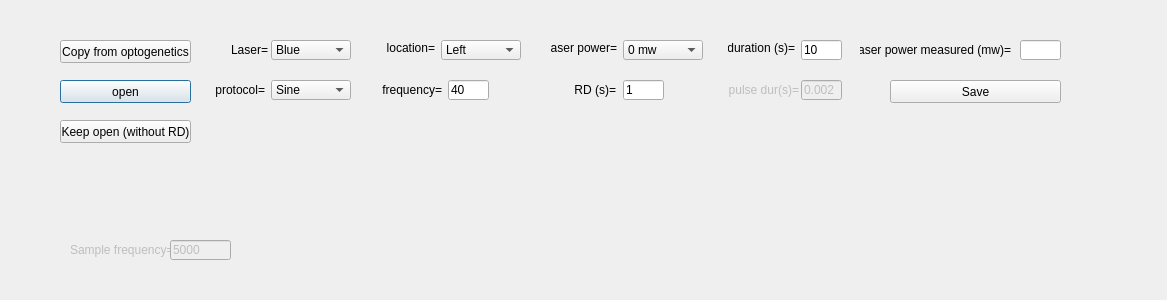
Above: src/foraging_gui/CalibrationLaser.ui from AllenNeuralDynamics/dynamic-foraging-task before the change. Below: the same form after it.
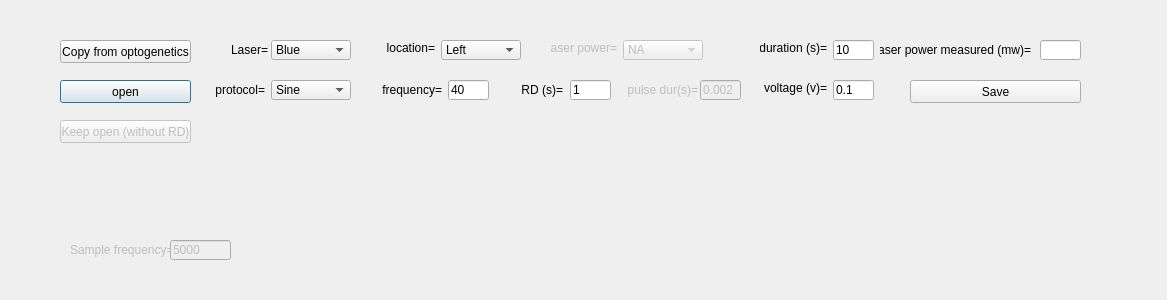
That is the form after the change.

Commit message: update laser calibration

```diff
--- a/src/foraging_gui/CalibrationLaser.ui
+++ b/src/foraging_gui/CalibrationLaser.ui
@@ -136,7 +136,7 @@
   <widget class="QLabel" name="label1_14">
    <property name="geometry">
     <rect>
-     <x>565</x>
+     <x>512</x>
      <y>80</y>
      <width>51</width>
      <height>20</height>
@@ -159,6 +159,9 @@
    </property>
   </widget>
   <widget class="QComboBox" name="LaserPower_1">
+   <property name="enabled">
+    <bool>false</bool>
+   </property>
    <property name="geometry">
     <rect>
      <x>623</x>
@@ -173,6 +176,11 @@
      <verstretch>0</verstretch>
     </sizepolicy>
    </property>
+   <item>
+    <property name="text">
+     <string>NA</string>
+    </property>
+   </item>
    <item>
     <property name="text">
      <string>0 mw</string>
@@ -207,7 +215,7 @@
   <widget class="QLineEdit" name="Duration_1">
    <property name="geometry">
     <rect>
-     <x>801</x>
+     <x>833</x>
      <y>40</y>
      <width>41</width>
      <height>20</height>
@@ -226,7 +234,7 @@
   <widget class="QLineEdit" name="RD_1">
    <property name="geometry">
     <rect>
-     <x>623</x>
+     <x>570</x>
      <y>80</y>
      <width>41</width>
      <height>20</height>
@@ -308,7 +316,7 @@
    </property>
    <property name="geometry">
     <rect>
-     <x>801</x>
+     <x>700</x>
      <y>80</y>
      <width>41</width>
      <height>20</height>
@@ -383,7 +391,7 @@
    </property>
    <property name="geometry">
     <rect>
-     <x>728</x>
+     <x>627</x>
      <y>80</y>
      <width>71</width>
      <height>20</height>
@@ -408,7 +416,7 @@
   <widget class="QLabel" name="label1_5">
    <property name="geometry">
     <rect>
-     <x>728</x>
+     <x>760</x>
      <y>40</y>
      <width>67</width>
      <height>16</height>
@@ -431,6 +439,9 @@
    </property>
   </widget>
   <widget class="QLabel" name="label1_3">
+   <property name="enabled">
+    <bool>false</bool>
+   </property>
    <property name="geometry">
     <rect>
      <x>550</x>
@@ -478,6 +489,9 @@
    </property>
   </widget>
   <widget class="QPushButton" name="KeepOpen">
+   <property name="enabled">
+    <bool>false</bool>
+   </property>
    <property name="geometry">
     <rect>
      <x>60</x>
@@ -556,7 +570,7 @@
   <widget class="QLabel" name="label1_17">
    <property name="geometry">
     <rect>
-     <x>860</x>
+     <x>880</x>
      <y>40</y>
      <width>151</width>
      <height>20</height>
@@ -581,7 +595,7 @@
   <widget class="QLineEdit" name="LaserPowerMeasured">
    <property name="geometry">
     <rect>
-     <x>1020</x>
+     <x>1040</x>
      <y>40</y>
      <width>41</width>
      <height>20</height>
@@ -600,7 +614,7 @@
   <widget class="QPushButton" name="Save">
    <property name="geometry">
     <rect>
-     <x>890</x>
+     <x>910</x>
      <y>80</y>
      <width>171</width>
      <height>23</height>
@@ -619,6 +633,50 @@
     <bool>true</bool>
    </property>
   </widget>
+  <widget class="QLineEdit" name="voltage">
+   <property name="geometry">
+    <rect>
+     <x>833</x>
+     <y>80</y>
+     <width>41</width>
+     <height>20</height>
+    </rect>
+   </property>
+   <property name="sizePolicy">
+    <sizepolicy hsizetype="Expanding" vsizetype="Expanding">
+     <horstretch>0</horstretch>
+     <verstretch>0</verstretch>
+    </sizepolicy>
+   </property>
+   <property name="text">
+    <string>0.1</string>
+   </property>
+  </widget>
+  <widget class="QLabel" name="label1_6">
+   <property name="geometry">
+    <rect>
+     <x>760</x>
+     <y>80</y>
+     <width>67</width>
+     <height>16</height>
+    </rect>
+   </property>
+   <property name="sizePolicy">
+    <sizepolicy hsizetype="Expanding" vsizetype="Expanding">
+     <horstretch>0</horstretch>
+     <verstretch>0</verstretch>
+    </sizepolicy>
+   </property>
+   <property name="text">
+    <string>voltage (v)=</string>
+   </property>
+   <property name="textFormat">
+    <enum>Qt::AutoText</enum>
+   </property>
+   <property name="alignment">
+    <set>Qt::AlignRight|Qt::AlignTrailing|Qt::AlignVCenter</set>
+   </property>
+  </widget>
  </widget>
  <resources/>
  <connections/>
```
The commit also changes 6 other files.
